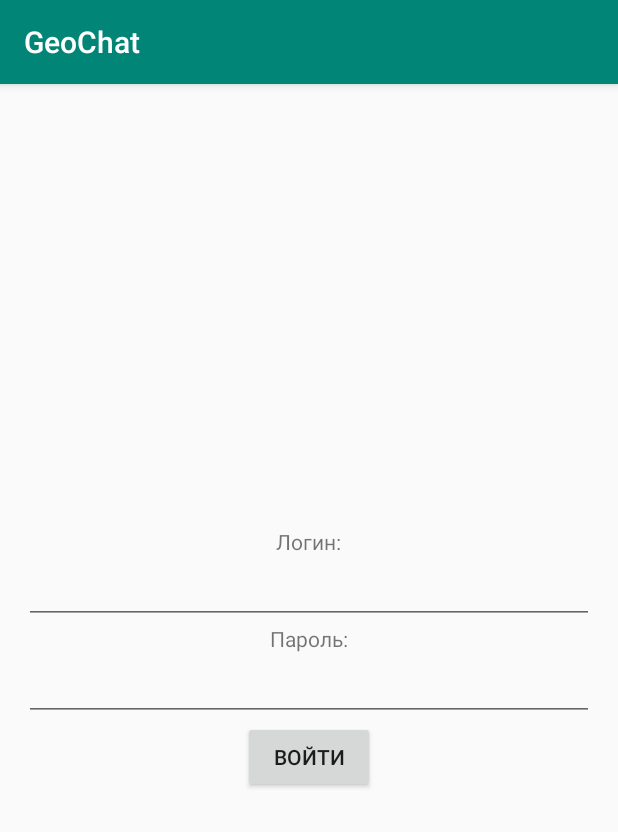
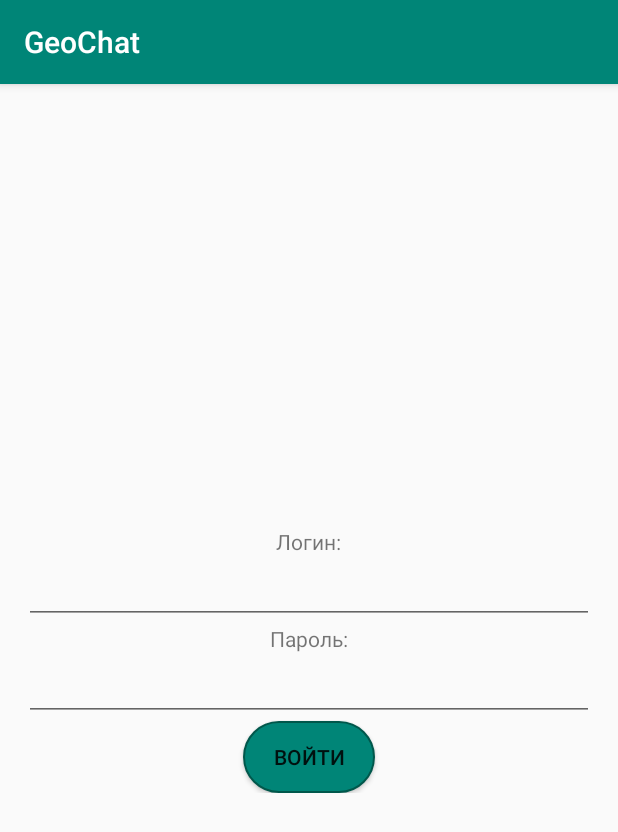
Before and after one commit to Vlad264/GeoChat, an Android app: the fragment LoginFragment shown on its own in the app's theme, on a phone screen of 412 x 824 dp. Shown: the top 832 px of the screen. Run offline under Robolectric (Android 15) with nearby library versions, the phone set to English and light mode, and no system bars.

Commit message:
Change button style in login fragment

```diff
--- a/app/src/main/res/layout/fragment_login.xml
+++ b/app/src/main/res/layout/fragment_login.xml
@@ -48,6 +48,7 @@
             <Button
                 android:id="@+id/loginButton"
                 android:text="@string/enter"
+                android:background="@drawable/button_style"
                 android:layout_width="wrap_content"
                 android:layout_height="wrap_content" />
 
```
